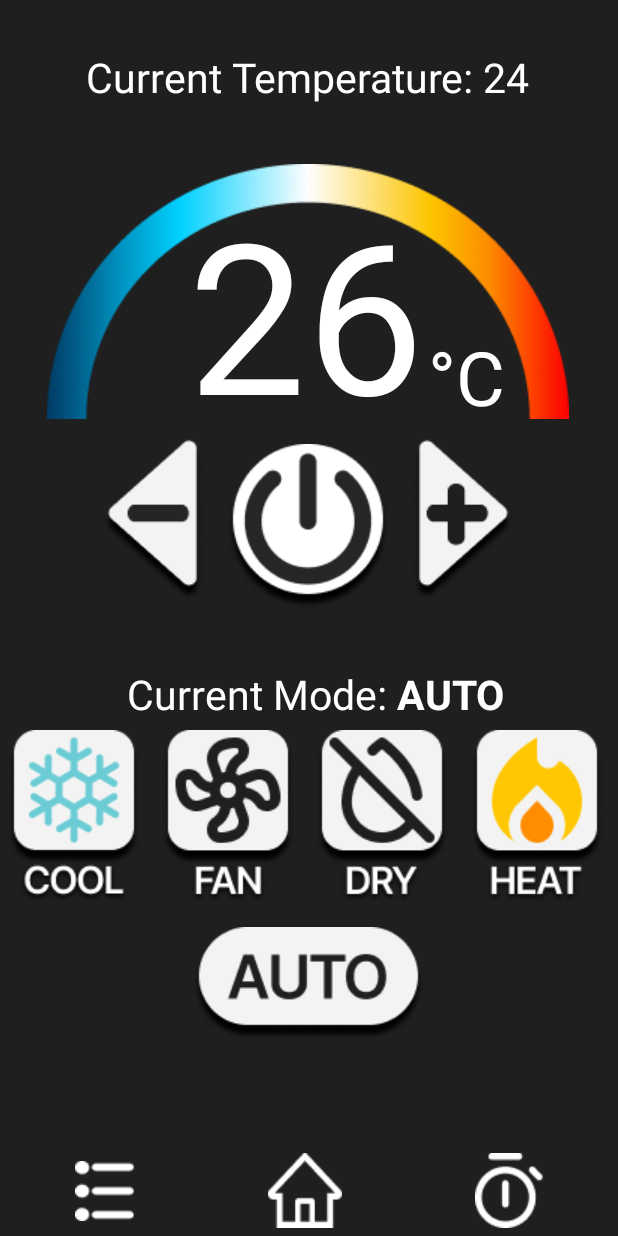
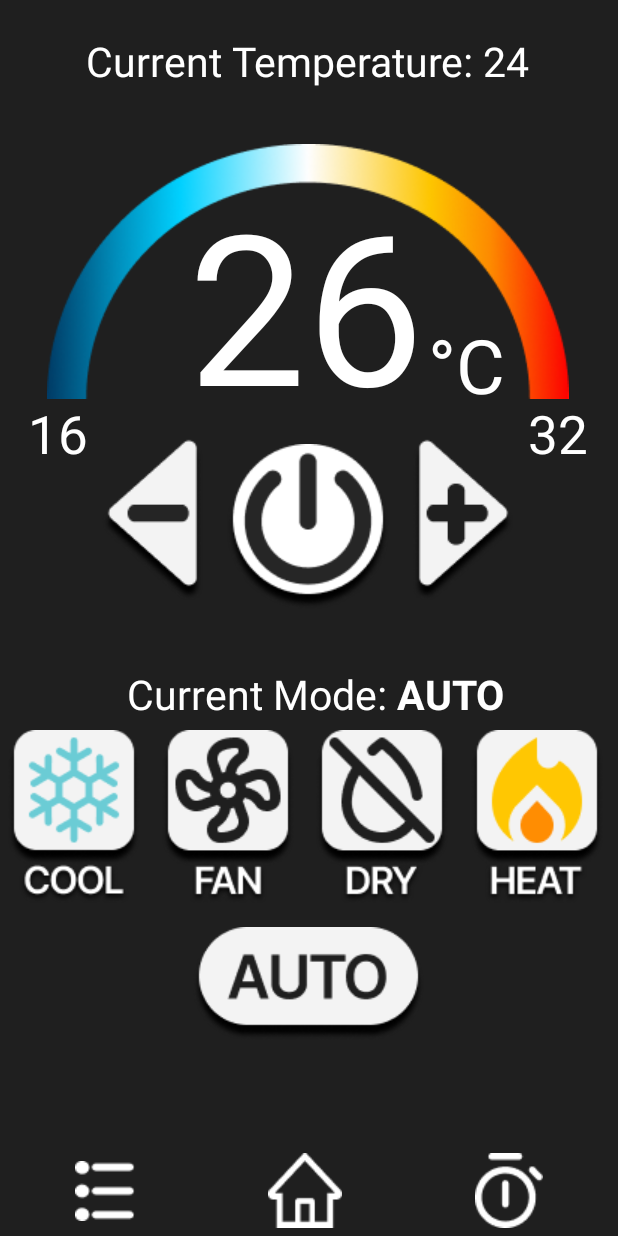
Before and after one commit to DebsTheLemon/AControl, an Android app: the screen it shows after launch (MainActivity), on a phone screen of 412 x 824 dp. Run offline under Robolectric (Android 15) with nearby library versions, the phone set to English and light mode, and no system bars; our stand-ins replace navigation-ui.

Commit message:
Added Max and Min Temperature Values

```diff
--- a/app/src/main/res/layout/activity_main.xml
+++ b/app/src/main/res/layout/activity_main.xml
@@ -21,7 +21,51 @@
         app:layout_constraintHorizontal_bias="0.492"
         app:layout_constraintStart_toStartOf="parent"
         app:layout_constraintTop_toTopOf="parent"
-        app:layout_constraintVertical_bias="0.96" />
+        app:layout_constraintVertical_bias="0.842" />
+
+    <TextView
+        android:id="@+id/TxtMinTemp"
+        android:layout_width="wrap_content"
+        android:layout_height="wrap_content"
+        android:text="16"
+        android:textColor="#FFFFFF"
+        android:textSize="35sp"
+        app:layout_constraintBottom_toBottomOf="parent"
+        app:layout_constraintEnd_toEndOf="parent"
+        app:layout_constraintHorizontal_bias="0.051"
+        app:layout_constraintStart_toStartOf="parent"
+        app:layout_constraintTop_toTopOf="parent"
+        app:layout_constraintVertical_bias="0.342" />
+
+    <TextView
+        android:id="@+id/TxtMaxTemp"
+        android:layout_width="wrap_content"
+        android:layout_height="wrap_content"
+        android:text="32"
+        android:textColor="#FFFFFF"
+        android:textSize="35sp"
+        app:layout_constraintBottom_toBottomOf="parent"
+        app:layout_constraintEnd_toEndOf="parent"
+        app:layout_constraintHorizontal_bias="0.946"
+        app:layout_constraintStart_toStartOf="parent"
+        app:layout_constraintTop_toTopOf="parent"
+        app:layout_constraintVertical_bias="0.342" />
+
+    <TextView
+        android:id="@+id/TxtCurrentTemp"
+        style="@style/Widget.AppCompat.TextView"
+        android:layout_width="wrap_content"
+        android:layout_height="wrap_content"
+        android:text="Current Temperature: 24"
+        android:textColor="#FFFFFF"
+        android:textSize="27sp"
+        android:textStyle="normal"
+        app:layout_constraintBottom_toTopOf="@+id/PowerBtn"
+        app:layout_constraintEnd_toEndOf="parent"
+        app:layout_constraintHorizontal_bias="0.495"
+        app:layout_constraintStart_toStartOf="parent"
+        app:layout_constraintTop_toTopOf="parent"
+        app:layout_constraintVertical_bias="0.085" />
 
     <ImageView
         android:id="@+id/PowerBtn"
@@ -48,7 +92,7 @@
         app:layout_constraintHorizontal_bias="0.498"
         app:layout_constraintStart_toStartOf="parent"
         app:layout_constraintTop_toTopOf="parent"
-        app:layout_constraintVertical_bias="0.174" />
+        app:layout_constraintVertical_bias="0.165" />
 
     <TextView
         android:id="@+id/Celsius"
@@ -62,7 +106,7 @@
         app:layout_constraintHorizontal_bias="0.791"
         app:layout_constraintStart_toStartOf="parent"
         app:layout_constraintTop_toTopOf="parent"
-        app:layout_constraintVertical_bias="0.287" />
+        app:layout_constraintVertical_bias="0.277" />
 
     <ImageView
         android:id="@+id/TempMinusBtn"
@@ -91,22 +135,6 @@
         app:layout_constraintStart_toEndOf="@+id/PowerBtn"
         app:layout_constraintTop_toTopOf="parent"
         app:layout_constraintVertical_bias="0.4" />
-
-    <TextView
-        android:id="@+id/TxtCurrentTemp"
-        style="@style/Widget.AppCompat.TextView"
-        android:layout_width="wrap_content"
-        android:layout_height="wrap_content"
-        android:text="Current Temperature: 24"
-        android:textColor="#FFFFFF"
-        android:textSize="27sp"
-        android:textStyle="normal"
-        app:layout_constraintBottom_toTopOf="@+id/PowerBtn"
-        app:layout_constraintEnd_toEndOf="parent"
-        app:layout_constraintHorizontal_bias="0.495"
-        app:layout_constraintStart_toStartOf="parent"
-        app:layout_constraintTop_toTopOf="parent"
-        app:layout_constraintVertical_bias="0.126" />
 
     <TextView
         android:id="@+id/txtCurrentMode"
```
